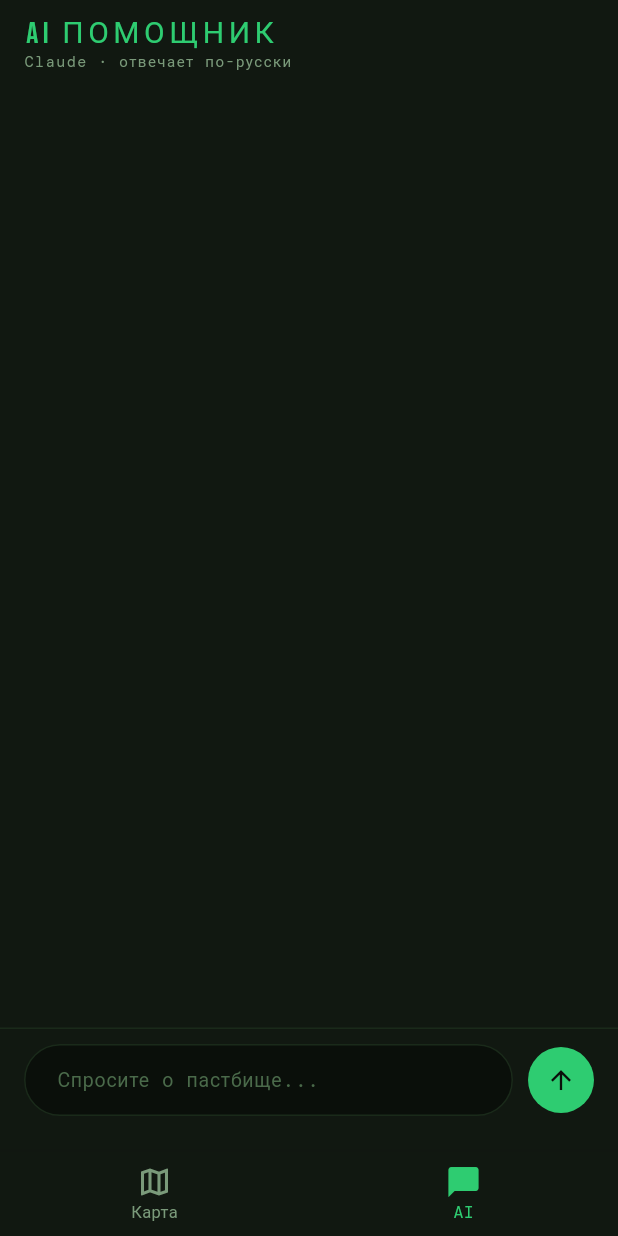
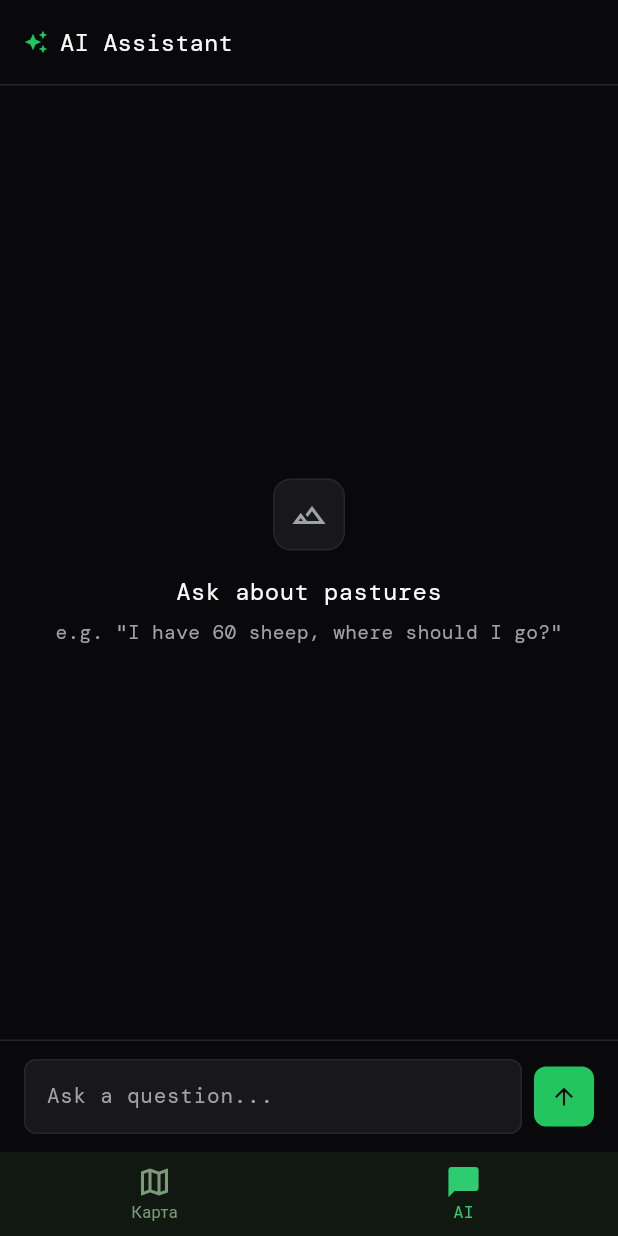
Before and after one commit to kutman-tenxdevs/JayloMap, a Flutter app: the screen it shows after launch, item 2 of the bottom bar chosen, on a phone screen of 412 x 824 dp. Run offline on Flutter 3.47's test engine with Material 3 defaults, Android fonts, the phone set to English and light mode, and no system bars; our stand-ins replace flutter_map, geolocator, latlong2, shared_preferences.

Commit message:
Refactor AiScreen: update UI components with new color themes, improve message handling with empty state and loading indicators, and enhance input field design for better user experience.

```diff
--- a/jailoo/lib/screens/ai_screen.dart
+++ b/jailoo/lib/screens/ai_screen.dart
@@ -1,6 +1,7 @@
 import 'package:flutter/material.dart';
 import '../services/ai_service.dart';
 import '../data/zones.dart';
+import '../theme/colors.dart';
 
 class AiScreen extends StatefulWidget {
   const AiScreen({super.key});
@@ -49,44 +50,40 @@ class _AiScreenState extends State<AiScreen> {
   }
 
   @override
+  void dispose() {
+    _controller.dispose();
+    _scroll.dispose();
+    super.dispose();
+  }
+
+  @override
   Widget build(BuildContext context) {
     return Scaffold(
-      backgroundColor: const Color(0xFF111811),
+      backgroundColor: JailooColors.bg,
       appBar: AppBar(
-        backgroundColor: const Color(0xFF111811),
+        backgroundColor: JailooColors.bg,
         elevation: 0,
-        title: const Column(
-          crossAxisAlignment: CrossAxisAlignment.start,
+        scrolledUnderElevation: 0,
+        title: const Row(
           children: [
+            Icon(Icons.auto_awesome, size: 16, color: JailooColors.accent),
+            SizedBox(width: 8),
             Text(
-              'AI ПОМОЩНИК',
+              'AI Assistant',
               style: TextStyle(
-                fontFamily: 'BebasNeue',
-                fontSize: 20,
-                color: Color(0xFF2ECC71),
-                letterSpacing: 3,
+                fontSize: 16,
+                fontWeight: FontWeight.w500,
+                color: JailooColors.textPrimary,
               ),
-            ),
-            Text(
-              'Claude · отвечает по-русски',
-              style: TextStyle(fontSize: 10, color: Color(0xFF7A9A7A), letterSpacing: 1),
             ),
           ],
         ),
       ),
       body: Column(
         children: [
+          const Divider(height: 1, color: JailooColors.border),
           Expanded(
-            child: ListView.builder(
-              controller: _scroll,
-              padding: const EdgeInsets.all(16),
-              itemCount: _messages.length + (_loading ? 1 : 0),
-              itemBuilder: (context, index) {
-                if (index == _messages.length) return const _TypingIndicator();
-                final msg = _messages[index];
-                return _Bubble(role: msg['role']!, text: msg['text']!);
-              },
-            ),
+            child: _messages.isEmpty ? _buildEmptyState() : _buildMessages(),
           ),
           _buildInput(),
         ],
@@ -94,52 +91,112 @@ class _AiScreenState extends State<AiScreen> {
     );
   }
 
+  Widget _buildEmptyState() {
+    return Center(
+      child: Padding(
+        padding: const EdgeInsets.all(32),
+        child: Column(
+          mainAxisSize: MainAxisSize.min,
+          children: [
+            Container(
+              width: 48,
+              height: 48,
+              decoration: BoxDecoration(
+                color: JailooColors.surface,
+                borderRadius: BorderRadius.circular(12),
+                border: Border.all(color: JailooColors.border),
+              ),
+              child: const Icon(
+                Icons.landscape_outlined,
+                color: JailooColors.textMuted,
+                size: 24,
+              ),
+            ),
+            const SizedBox(height: 16),
+            const Text(
+              'Ask about pastures',
+              style: TextStyle(
+                fontSize: 16,
+                fontWeight: FontWeight.w500,
+                color: JailooColors.textPrimary,
+              ),
+            ),
+            const SizedBox(height: 6),
+            const Text(
+              'e.g. "I have 60 sheep, where should I go?"',
+              style: TextStyle(
+                fontSize: 13,
+                color: JailooColors.textMuted,
+              ),
+              textAlign: TextAlign.center,
+            ),
+          ],
+        ),
+      ),
+    );
+  }
+
+  Widget _buildMessages() {
+    return ListView.builder(
+      controller: _scroll,
+      padding: const EdgeInsets.all(16),
+      itemCount: _messages.length + (_loading ? 1 : 0),
+      itemBuilder: (context, index) {
+        if (index == _messages.length) return const _LoadingBubble();
+        final msg = _messages[index];
+        return _Bubble(role: msg['role']!, text: msg['text']!);
+      },
+    );
+  }
+
   Widget _buildInput() {
     return Container(
-      padding: const EdgeInsets.fromLTRB(16, 10, 16, 24),
+      padding: EdgeInsets.fromLTRB(
+        16, 12, 16,
+        MediaQuery.of(context).padding.bottom + 12,
+      ),
       decoration: const BoxDecoration(
-        color: Color(0xFF111811),
-        border: Border(top: BorderSide(color: Color(0xFF1a2a1a))),
+        color: JailooColors.bg,
+        border: Border(top: BorderSide(color: JailooColors.border)),
       ),
       child: Row(
         children: [
           Expanded(
-            child: TextField(
-              controller: _controller,
-              style: const TextStyle(color: Color(0xFFE8F5E8), fontSize: 14),
-              decoration: InputDecoration(
-                hintText: 'Спросите о пастбище...',
-                hintStyle: const TextStyle(color: Color(0xFF4A6A4A), fontSize: 13),
-                filled: true,
-                fillColor: const Color(0xFF0A0F0A),
-                border: OutlineInputBorder(
-                  borderRadius: BorderRadius.circular(24),
-                  borderSide: const BorderSide(color: Color(0xFF1a2a1a)),
+            child: Container(
+              decoration: BoxDecoration(
+                color: JailooColors.surface,
+                borderRadius: BorderRadius.circular(8),
+                border: Border.all(color: JailooColors.border),
+              ),
+              child: TextField(
+                controller: _controller,
+                style: const TextStyle(
+                  color: JailooColors.textPrimary,
+                  fontSize: 14,
                 ),
-                enabledBorder: OutlineInputBorder(
-                  borderRadius: BorderRadius.circular(24),
-                  borderSide: const BorderSide(color: Color(0xFF1a2a1a)),
+                decoration: const InputDecoration(
+                  hintText: 'Ask a question...',
+                  hintStyle: TextStyle(color: JailooColors.textMuted, fontSize: 14),
+                  border: InputBorder.none,
+                  contentPadding: EdgeInsets.symmetric(horizontal: 14, vertical: 12),
                 ),
-                focusedBorder: OutlineInputBorder(
-                  borderRadius: BorderRadius.circular(24),
-                  borderSide: const BorderSide(color: Color(0xFF2ECC71), width: 1.5),
-                ),
-                contentPadding: const EdgeInsets.symmetric(horizontal: 18, vertical: 12),
+                onSubmitted: (_) => _send(),
               ),
-              onSubmitted: (_) => _send(),
             ),
           ),
-          const SizedBox(width: 10),
-          GestureDetector(
-            onTap: _send,
-            child: Container(
-              width: 44,
-              height: 44,
-              decoration: const BoxDecoration(
-                color: Color(0xFF2ECC71),
-                shape: BoxShape.circle,
+          const SizedBox(width: 8),
+          SizedBox(
+            width: 40,
+            height: 40,
+            child: IconButton(
+              onPressed: _send,
+              style: IconButton.styleFrom(
+                backgroundColor: JailooColors.accent,
+                shape: RoundedRectangleBorder(
+                  borderRadius: BorderRadius.circular(8),
+                ),
               ),
-              child: const Icon(Icons.arrow_upward, color: Color(0xFF0A0F0A), size: 20),
+              icon: const Icon(Icons.arrow_upward, color: JailooColors.bg, size: 18),
             ),
           ),
         ],
@@ -159,26 +216,22 @@ class _Bubble extends StatelessWidget {
     return Align(
       alignment: isUser ? Alignment.centerRight : Alignment.centerLeft,
       child: Container(
-        margin: const EdgeInsets.only(bottom: 12),
-        padding: const EdgeInsets.symmetric(horizontal: 16, vertical: 11),
-        constraints: BoxConstraints(maxWidth: MediaQuery.of(context).size.width * 0.78),
+        margin: const EdgeInsets.only(bottom: 8),
+        padding: const EdgeInsets.symmetric(horizontal: 14, vertical: 10),
+        constraints: BoxConstraints(
+          maxWidth: MediaQuery.of(context).size.width * 0.78,
+        ),
         decoration: BoxDecoration(
-          color: isUser ? const Color(0xFF2ECC71) : const Color(0xFF172017),
-          borderRadius: BorderRadius.only(
-            topLeft: const Radius.circular(16),
-            topRight: const Radius.circular(16),
-            bottomLeft: Radius.circular(isUser ? 16 : 4),
-            bottomRight: Radius.circular(isUser ? 4 : 16),
-          ),
-          border: isUser ? null : Border.all(color: const Color(0xFF1a2a1a)),
+          color: isUser ? JailooColors.accent : JailooColors.surface,
+          borderRadius: BorderRadius.circular(8),
+          border: isUser ? null : Border.all(color: JailooColors.border),
         ),
         child: Text(
           text,
           style: TextStyle(
             fontSize: 14,
-            color: isUser ? const Color(0xFF0A0F0A) : const Color(0xFFE8F5E8),
+            color: isUser ? JailooColors.bg : JailooColors.textPrimary,
             height: 1.5,
-            fontWeight: isUser ? FontWeight.w500 : FontWeight.normal,
           ),
         ),
       ),
@@ -186,27 +239,35 @@ class _Bubble extends StatelessWidget {
   }
 }
 
-class _TypingIndicator extends StatelessWidget {
-  const _TypingIndicator();
+class _LoadingBubble extends StatelessWidget {
+  const _LoadingBubble();
 
   @override
   Widget build(BuildContext context) {
     return Align(
       alignment: Alignment.centerLeft,
       child: Container(
-        margin: const EdgeInsets.only(bottom: 12),
-        padding: const EdgeInsets.symmetric(horizontal: 16, vertical: 14),
+        margin: const EdgeInsets.only(bottom: 8),
+        padding: const EdgeInsets.symmetric(horizontal: 14, vertical: 12),
         decoration: BoxDecoration(
-          color: const Color(0xFF172017),
-          borderRadius: const BorderRadius.only(
-            topLeft: Radius.circular(16),
-            topRight: Radius.circular(16),
-            bottomRight: Radius.circular(16),
-            bottomLeft: Radius.circular(4),
+          color: JailooColors.surface,
+          borderRadius: BorderRadius.circular(8),
+          border: Border.all(color: JailooColors.border),
+        ),
+        child: const SizedBox(
+          width: 24,
+          height: 16,
+          child: Center(
+            child: Text(
+              '...',
+              style: TextStyle(
+                color: JailooColors.textMuted,
+                fontSize: 16,
+                letterSpacing: 3,
+              ),
+            ),
           ),
-          border: Border.all(color: const Color(0xFF1a2a1a)),
         ),
-        child: const Text('...', style: TextStyle(color: Color(0xFF2ECC71), fontSize: 18, letterSpacing: 4)),
       ),
     );
   }
```
